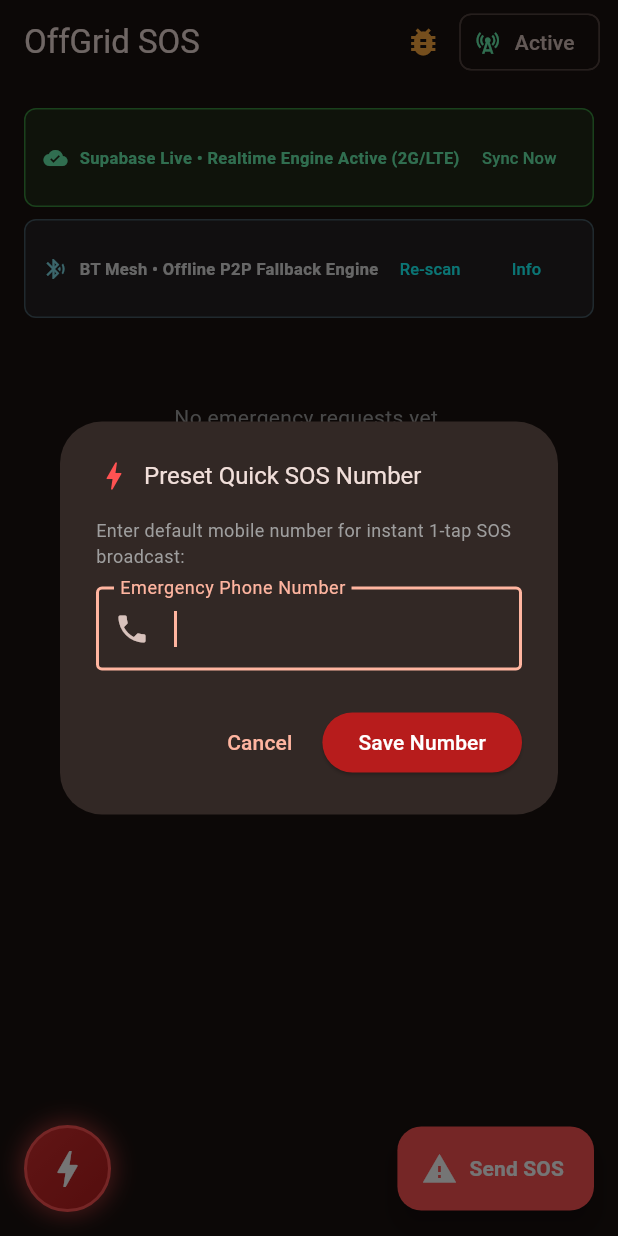
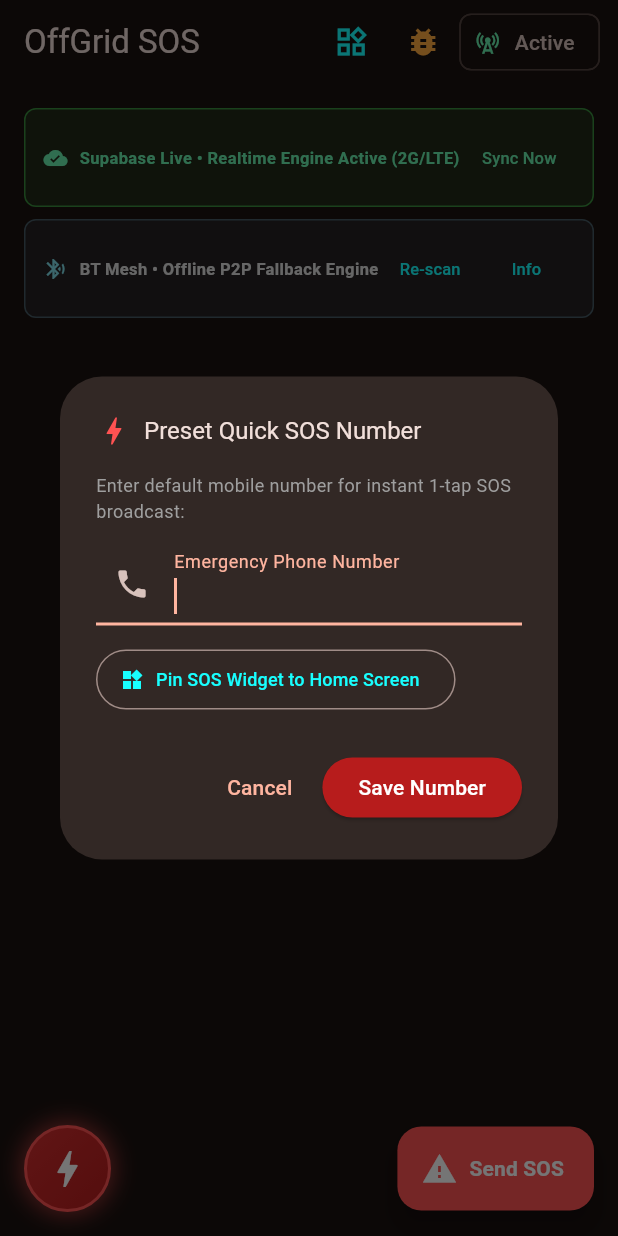
Before and after one commit to Chaithra0206/shakti, a Flutter app: the screen it shows after launch, after a tap on the "bolt" icon, on a phone screen of 412 x 824 dp. Run offline on Flutter 3.47's test engine with Material 3 defaults, Android fonts, the phone set to English and light mode, and no system bars; our stand-ins replace connectivity_plus, flutter_map, geolocator, image_picker, latlong2, permission_handler and 2 more; missing offline and left inert: another_telephony, flutter_map_mbtiles, flutter_ringtone_player, mbtiles, nearby_connections, postgres; accounts and stored records are empty.

Commit message:
feat: initialize main entry point and update plugin dependencies

```diff
--- a/lib/main.dart
+++ b/lib/main.dart
@@ -419,6 +419,7 @@ class _DashboardScreenState extends State<DashboardScreen> {
     _loadPresetQuickNumber();
     _initConnectivityListener();
     _initRealtimeListeners();
+    _initNativeEmergencyActions();
 
     _autoSyncTimer = Timer.periodic(const Duration(seconds: 3), (_) {
       if (_isOnline) {
@@ -442,6 +443,76 @@ class _DashboardScreenState extends State<DashboardScreen> {
   void _loadPresetQuickNumber() async {
     String num = await LocalWalStore.getQuickSosNumber();
     if (mounted) setState(() => _presetQuickNumber = num);
+  }
+
+  static const MethodChannel _emergencyChannel = MethodChannel('com.example.offline_bridge/emergency_actions');
+
+  void _initNativeEmergencyActions() {
+    _emergencyChannel.setMethodCallHandler((call) async {
+      if (call.method == "onEmergencyTrigger") {
+        final action = call.arguments as String?;
+        if (action != null) {
+          _handleEmergencyAction(action);
+        }
+      }
+    });
+
+    // Handle cold-start intent triggers from widget, quick tile, or lockscreen notification
+    WidgetsBinding.instance.addPostFrameCallback((_) async {
+      try {
+        final String? initialAction = await _emergencyChannel.invokeMethod<String>('getInitialAction');
+        if (initialAction != null && initialAction.isNotEmpty) {
+          _handleEmergencyAction(initialAction);
+        }
+      } catch (e) {
+        debugPrint("Error checking initial emergency action: $e");
+      }
+    });
+  }
+
+  Future<void> _handleEmergencyAction(String action) async {
+    debugPrint("🚨 Received Native Emergency Action: $action");
+    if (action == 'sos') {
+      if (_presetQuickNumber.isEmpty) {
+        _presetQuickNumber = await LocalWalStore.getQuickSosNumber();
+      }
+      _dispatchQuickSosPayload();
+    } else if (action == 'siren') {
+      if (_isAlarmPlaying) {
+        _stopSiren();
+      } else {
+        _startSiren();
+      }
+    }
+  }
+
+  Future<void> _pinSosWidget() async {
+    try {
+      final bool? success = await _emergencyChannel.invokeMethod<bool>('pinSosWidget');
+      if (mounted) {
+        if (success == true) {
+          ScaffoldMessenger.of(context).showSnackBar(
+            const SnackBar(
+              backgroundColor: Colors.green,
+              content: Text("📌 SOS Widget pinning requested! Check your home screen to place it."),
+            ),
+          );
+        } else {
+          ScaffoldMessenger.of(context).showSnackBar(
+            const SnackBar(
+              backgroundColor: Colors.orange,
+              content: Text("ℹ️ Automatic pinning not supported. You can add the 'SHAKTI SOS' widget manually from your home screen widget menu."),
+            ),
+          );
+        }
+      }
+    } catch (e) {
+      if (mounted) {
+        ScaffoldMessenger.of(context).showSnackBar(
+          SnackBar(content: Text("Widget pinning error: $e")),
+        );
+      }
+    }
   }
 
   void _initRealtimeListeners() {
@@ -964,8 +1035,15 @@ class _DashboardScreenState extends State<DashboardScreen> {
               decoration: const InputDecoration(
                 labelText: "Emergency Phone Number",
                 prefixIcon: Icon(Icons.phone),
-                border: OutlineInputBorder(),
-              ),
+              ),
+            ),
+            const SizedBox(height: 12),
+            OutlinedButton.icon(
+              onPressed: () {
+                _pinSosWidget();
+              },
+              icon: const Icon(Icons.widgets, size: 16, color: Colors.cyanAccent),
+              label: const Text("Pin SOS Widget to Home Screen", style: TextStyle(fontSize: 12, color: Colors.cyanAccent)),
             ),
           ],
         ),
@@ -1577,6 +1655,11 @@ class _DashboardScreenState extends State<DashboardScreen> {
       appBar: AppBar(
         title: const Text('OffGrid SOS'),
         actions: [
+          IconButton(
+            tooltip: "Pin SOS Widget to Home Screen",
+            icon: const Icon(Icons.widgets_outlined, color: Colors.cyanAccent),
+            onPressed: _pinSosWidget,
+          ),
           IconButton(
             tooltip: "Inspect WAL Store",
             icon: const Icon(Icons.bug_report, color: Colors.orangeAccent),
```
Also changed, not shown: 1 other file.
